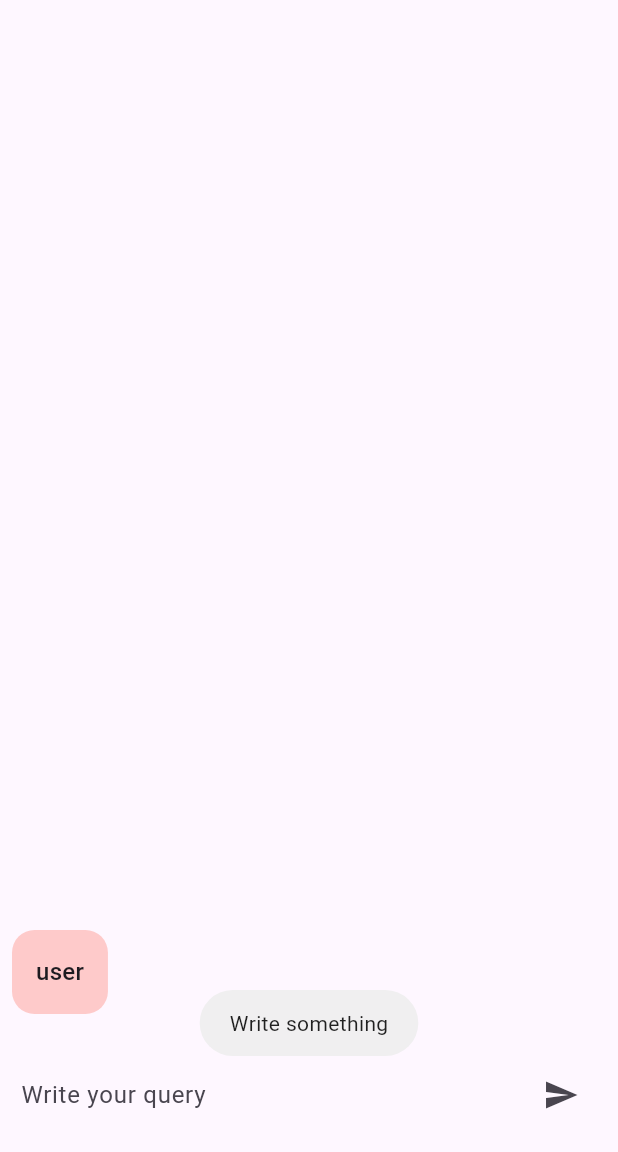
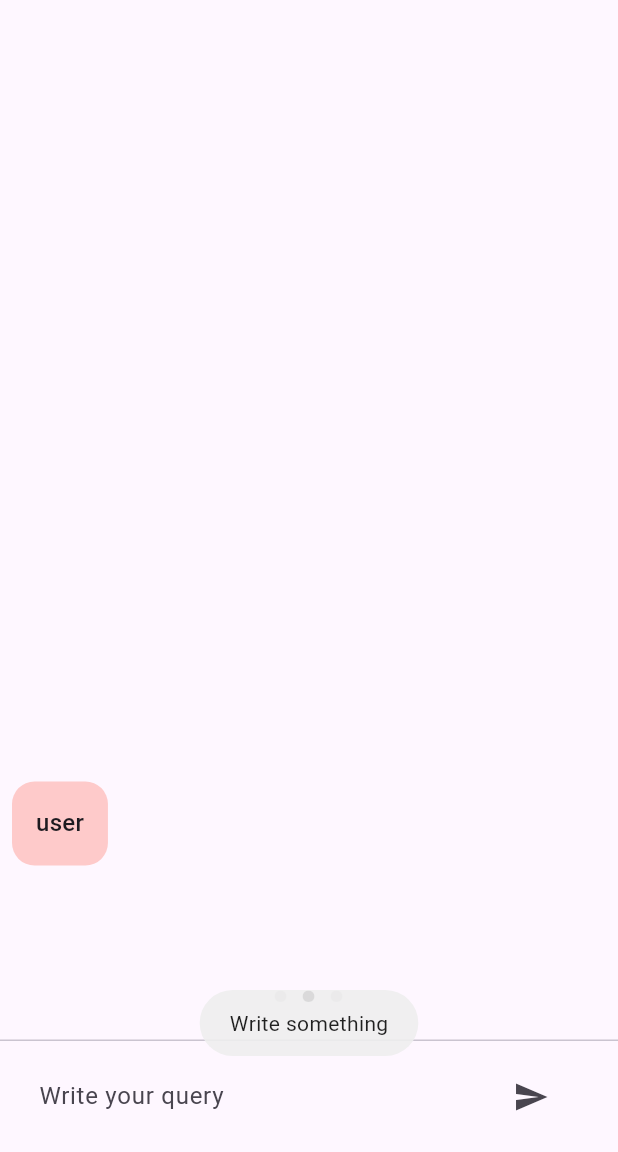
Before and after one commit to siddheshsonawane07/chatgpt_chatbot, a Flutter app: the screen it shows after launch, after a tap on the "send" icon, on a phone screen of 412 x 824 dp, the part 84-1236 px from its top. Run offline on Flutter 3.47's test engine with Material 2 defaults, Android fonts, the light colour scheme and no system bars; our stand-ins replace fluttertoast, google_fonts, velocity_x; missing offline and left inert: chat_gpt_sdk.

Commit message:
divider and waiting animation

```diff
--- a/lib/chat_message.dart
+++ b/lib/chat_message.dart
@@ -2,15 +2,14 @@ import 'package:flutter/material.dart';
 import 'package:velocity_x/velocity_x.dart';
 
 class Chat_Message extends StatelessWidget {
-  const Chat_Message(
-      {super.key,
-      required this.text,
-      required this.sender,
-      this.isImage = false});
+  const Chat_Message({
+    super.key,
+    required this.text,
+    required this.sender,
+  });
 
   final String text;
   final String sender;
-  final bool isImage;
 
   @override
   Widget build(BuildContext context) {
@@ -28,18 +27,7 @@ class Chat_Message extends StatelessWidget {
             .alignCenter
             .makeCentered(),
         Expanded(
-          child: isImage
-              ? AspectRatio(
-                  aspectRatio: 16 / 9,
-                  child: Image.network(
-                    text,
-                    loadingBuilder: (context, child, loadingProgress) =>
-                        loadingProgress == null
-                            ? child
-                            : const CircularProgressIndicator.adaptive(),
-                  ),
-                )
-              : text.trim().text.bodyText1(context).make().px8(),
+          child: text.trim().text.bodyText1(context).make().px8(),
         ),
       ],
     ).py8();
--- a/lib/home_page.dart
+++ b/lib/home_page.dart
@@ -2,6 +2,7 @@ import 'dart:async';
 
 import 'package:chat_gpt_sdk/chat_gpt_sdk.dart';
 import 'package:chatgpt/chat_message.dart';
+import 'package:chatgpt/threedots.dart';
 import 'package:flutter/material.dart';
 import 'package:fluttertoast/fluttertoast.dart';
 import 'package:google_fonts/google_fonts.dart';
@@ -23,7 +24,6 @@ class _HomePageState extends State<HomePage> {
 
   StreamSubscription? _subscription;
 
-  bool _isImageSearch = false;
 
   bool _isTyping = false;
 
@@ -49,7 +49,6 @@ class _HomePageState extends State<HomePage> {
     Chat_Message message = Chat_Message(
       text: _controller.text,
       sender: "user",
-      isImage: false,
     );
 
     setState(() {
@@ -62,43 +61,52 @@ class _HomePageState extends State<HomePage> {
       final request = CompleteReq(
           prompt: message.text, model: kTranslateModelV3, max_tokens: 200);
 
-    // ignore: non_constant_identifier_names
       _subscription = chatGPT!
-        .builder("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",
-            orgId: "")
           .onCompleteStream(request: request)
+          .asBroadcastStream()
           .listen((response) {
         Vx.log(response!.choices[0].text);
-      // ignore: non_constant_identifier_names
-      Chat_Message bot_message =
-          Chat_Message(text: response.choices[0].text, sender: "bot");
+        insertNewData(response.choices[0].text, isImage: false);
+      });
+  }
+
+  void insertNewData(String response, {bool isImage = false}) {
+    Chat_Message botMessage = Chat_Message(
+      text: response,
+      sender: "bot",
+    );
 
     setState(() {
-        _messages.insert(0, bot_message);
-      });
+      _isTyping = false;
+      _messages.insert(0, botMessage);
     });
   }
 
   Widget _buildTextComposer() {
     return Padding(
-      padding: const EdgeInsets.all(14),
+        padding: const EdgeInsets.symmetric(vertical: 5, horizontal: 10),
         child: Row(
           children: [
             Expanded(
               child: TextField(
                 controller: _controller,
                 onSubmitted: (value) => _sendMessage(),
-              decoration:
-                  const InputDecoration.collapsed(hintText: "Write your query"),
+                decoration: const InputDecoration.collapsed(
+                    hintText: "Write your query"),
               ),
             ),
+            ButtonBar(
+              children: [
                 IconButton(
-            onPressed: () => {_sendMessage()},
                   icon: const Icon(Icons.send),
-          )
+                  onPressed: () {
+                    _sendMessage();
+                  },
+                ),
               ],
             ),
-    );
+          ],
+        ).px16(),);
   }
 
   @override
@@ -127,6 +135,10 @@ class _HomePageState extends State<HomePage> {
                 },
               ),
             ),
+            if (_isTyping) const ThreeDots(),
+            const Divider(
+              height: 1.0,
+            ),
             Container(
               decoration: BoxDecoration(color: context.cardColor),
               child: _buildTextComposer(),
--- /dev/null
+++ b/lib/threedots.dart
@@ -0,0 +1,59 @@
+import 'package:flutter/material.dart';
+
+class ThreeDots extends StatefulWidget {
+  const ThreeDots({super.key});
+
+  @override
+  ThreeDotsState createState() => ThreeDotsState();
+}
+
+class ThreeDotsState extends State<ThreeDots>
+    with SingleTickerProviderStateMixin {
+  AnimationController? _animationController;
+  int _currentIndex = 0;
+
+  @override
+  void initState() {
+    super.initState();
+    _animationController = AnimationController(
+        vsync: this, duration: const Duration(milliseconds: 800))
+      ..addStatusListener((status) {
+        if (status == AnimationStatus.completed) {
+          _currentIndex++;
+          if (_currentIndex == 3) {
+            _currentIndex = 0;
+          }
+          _animationController!.reset();
+          _animationController!.forward();
+        }
+      });
+    _animationController!.forward();
+  }
+
+  @override
+  void dispose() {
+    _animationController!.dispose();
+    super.dispose();
+  }
+
+  @override
+  Widget build(BuildContext context) {
+    return AnimatedBuilder(
+      animation: _animationController!,
+      builder: (context, child) {
+        return Row(
+          mainAxisAlignment: MainAxisAlignment.center,
+          children: List.generate(3, (index) {
+            return Opacity(
+              opacity: index == _currentIndex ? 1.0 : 0.2,
+              child: const Text(
+                '.',
+                textScaleFactor: 5,
+              ),
+            );
+          }),
+        );
+      },
+    );
+  }
+}
```
Lines whose indentation alone changed are shown as unchanged.
